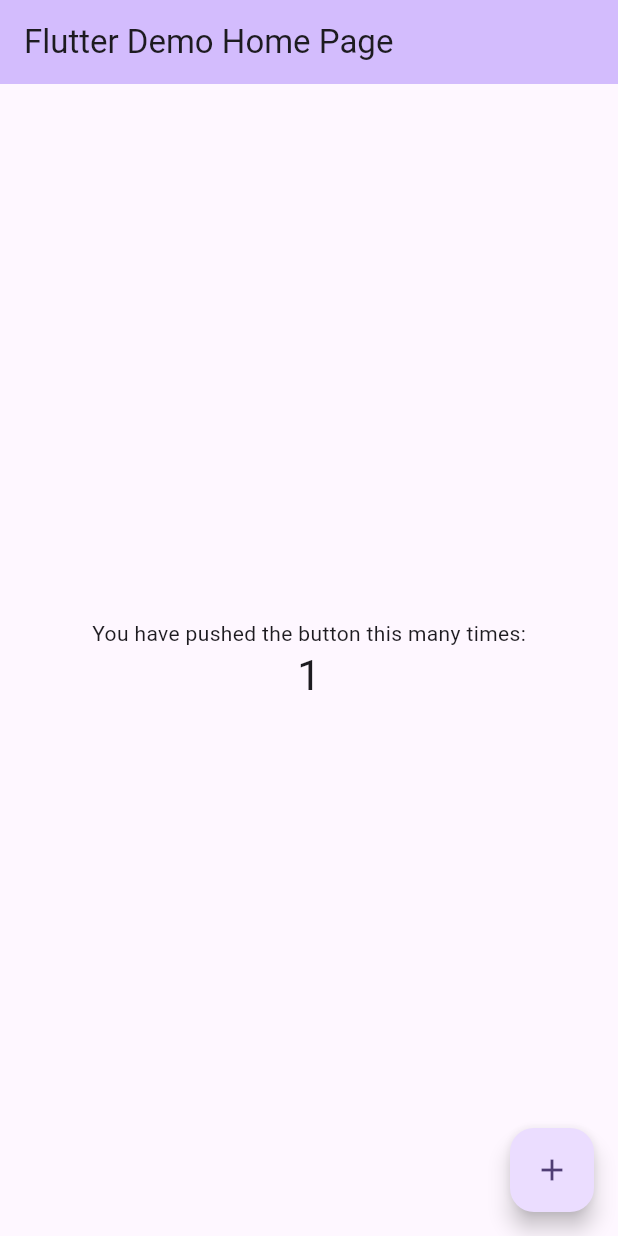
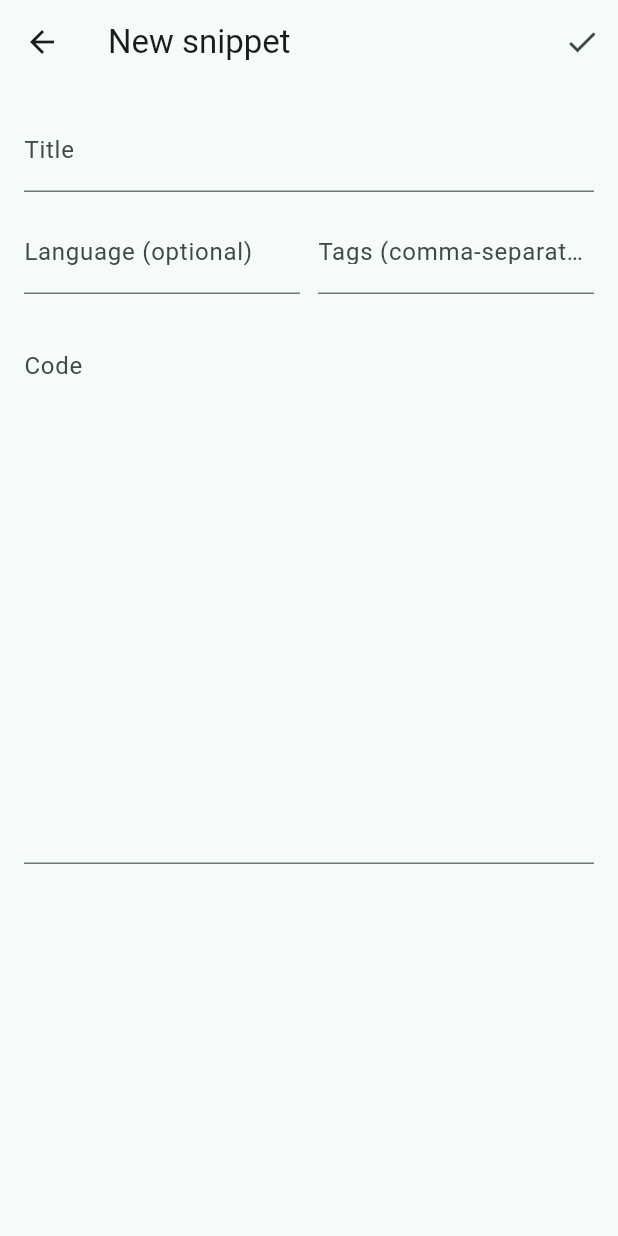
Before and after one commit to tiagolauer/KangoOS, a Flutter app: the screen it shows after launch, after a tap on the "add" icon, on a phone screen of 412 x 824 dp. Run offline on Flutter 3.47's test engine with Material 3 defaults, Android fonts, the phone set to English and light mode, and no system bars; our stand-ins replace drift; accounts and stored records are empty; generated files the repository leaves out were written again.

Commit message:
Add snippet manager UI
List screen (search + StreamBuilder over watchAllSnippets) and editor
screen (create/edit/delete) wired to KangoosDatabase. No state
management library — StreamBuilder/StatefulWidget is enough for this
scope.

```diff
--- a/app/lib/main.dart
+++ b/app/lib/main.dart
@@ -1,125 +1,33 @@
+import 'dart:io';
+
 import 'package:flutter/material.dart';
+import 'package:kangoos_core/kangoos_core.dart';
+import 'package:path/path.dart' as p;
+import 'package:path_provider/path_provider.dart';
 
-void main() {
-  runApp(const MyApp());
+import 'snippet_list_screen.dart';
+
+Future<void> main() async {
+  WidgetsFlutterBinding.ensureInitialized();
+  final supportDir = await getApplicationSupportDirectory();
+  final database = KangoosDatabase.native(File(p.join(supportDir.path, 'kangoos.db')));
+  runApp(KangoosApp(database: database));
 }
 
-class MyApp extends StatelessWidget {
-  const MyApp({super.key});
+class KangoosApp extends StatelessWidget {
+  const KangoosApp({super.key, required this.database});
 
-  // This widget is the root of your application.
+  final KangoosDatabase database;
+
   @override
   Widget build(BuildContext context) {
     return MaterialApp(
-      title: 'Flutter Demo',
+      title: 'KangoOS',
       theme: ThemeData(
-        // This is the theme of your application.
-        //
-        // TRY THIS: Try running your application with "flutter run". You'll see
-        // the application has a purple toolbar. Then, without quitting the app,
-        // try changing the seedColor in the colorScheme below to Colors.green
-        // and then invoke "hot reload" (save your changes or press the "hot
-        // reload" button in a Flutter-supported IDE, or press "r" if you used
-        // the command line to start the app).
-        //
-        // Notice that the counter didn't reset back to zero; the application
-        // state is not lost during the reload. To reset the state, use hot
-        // restart instead.
-        //
-        // This works for code too, not just values: Most code changes can be
-        // tested with just a hot reload.
-        colorScheme: ColorScheme.fromSeed(seedColor: Colors.deepPurple),
+        colorScheme: ColorScheme.fromSeed(seedColor: Colors.teal),
         useMaterial3: true,
       ),
-      home: const MyHomePage(title: 'Flutter Demo Home Page'),
+      home: SnippetListScreen(database: database),
     );
   }
 }
-
-class MyHomePage extends StatefulWidget {
-  const MyHomePage({super.key, required this.title});
-
-  // This widget is the home page of your application. It is stateful, meaning
-  // that it has a State object (defined below) that contains fields that affect
-  // how it looks.
-
-  // This class is the configuration for the state. It holds the values (in this
-  // case the title) provided by the parent (in this case the App widget) and
-  // used by the build method of the State. Fields in a Widget subclass are
-  // always marked "final".
-
-  final String title;
-
-  @override
-  State<MyHomePage> createState() => _MyHomePageState();
-}
-
-class _MyHomePageState extends State<MyHomePage> {
-  int _counter = 0;
-
-  void _incrementCounter() {
-    setState(() {
-      // This call to setState tells the Flutter framework that something has
-      // changed in this State, which causes it to rerun the build method below
-      // so that the display can reflect the updated values. If we changed
-      // _counter without calling setState(), then the build method would not be
-      // called again, and so nothing would appear to happen.
-      _counter++;
-    });
-  }
-
-  @override
-  Widget build(BuildContext context) {
-    // This method is rerun every time setState is called, for instance as done
-    // by the _incrementCounter method above.
-    //
-    // The Flutter framework has been optimized to make rerunning build methods
-    // fast, so that you can just rebuild anything that needs updating rather
-    // than having to individually change instances of widgets.
-    return Scaffold(
-      appBar: AppBar(
-        // TRY THIS: Try changing the color here to a specific color (to
-        // Colors.amber, perhaps?) and trigger a hot reload to see the AppBar
-        // change color while the other colors stay the same.
-        backgroundColor: Theme.of(context).colorScheme.inversePrimary,
-        // Here we take the value from the MyHomePage object that was created by
-        // the App.build method, and use it to set our appbar title.
-        title: Text(widget.title),
-      ),
-      body: Center(
-        // Center is a layout widget. It takes a single child and positions it
-        // in the middle of the parent.
-        child: Column(
-          // Column is also a layout widget. It takes a list of children and
-          // arranges them vertically. By default, it sizes itself to fit its
-          // children horizontally, and tries to be as tall as its parent.
-          //
-          // Column has various properties to control how it sizes itself and
-          // how it positions its children. Here we use mainAxisAlignment to
-          // center the children vertically; the main axis here is the vertical
-          // axis because Columns are vertical (the cross axis would be
-          // horizontal).
-          //
-          // TRY THIS: Invoke "debug painting" (choose the "Toggle Debug Paint"
-          // action in the IDE, or press "p" in the console), to see the
-          // wireframe for each widget.
-          mainAxisAlignment: MainAxisAlignment.center,
-          children: <Widget>[
-            const Text(
-              'You have pushed the button this many times:',
-            ),
-            Text(
-              '$_counter',
-              style: Theme.of(context).textTheme.headlineMedium,
-            ),
-          ],
-        ),
-      ),
-      floatingActionButton: FloatingActionButton(
-        onPressed: _incrementCounter,
-        tooltip: 'Increment',
-        child: const Icon(Icons.add),
-      ), // This trailing comma makes auto-formatting nicer for build methods.
-    );
-  }
-}
--- /dev/null
+++ b/app/lib/snippet_editor_screen.dart
@@ -0,0 +1,126 @@
+import 'package:drift/drift.dart' show Value;
+import 'package:flutter/material.dart';
+import 'package:kangoos_core/kangoos_core.dart';
+
+class SnippetEditorScreen extends StatefulWidget {
+  const SnippetEditorScreen({super.key, required this.database, this.snippet});
+
+  final KangoosDatabase database;
+  final Snippet? snippet;
+
+  @override
+  State<SnippetEditorScreen> createState() => _SnippetEditorScreenState();
+}
+
+class _SnippetEditorScreenState extends State<SnippetEditorScreen> {
+  late final _titleController = TextEditingController(text: widget.snippet?.title);
+  late final _languageController = TextEditingController(text: widget.snippet?.language);
+  late final _tagsController =
+      TextEditingController(text: (widget.snippet?.tags ?? const []).join(', '));
+  late final _contentController = TextEditingController(text: widget.snippet?.content);
+
+  bool get _isEditing => widget.snippet != null;
+
+  @override
+  void dispose() {
+    _titleController.dispose();
+    _languageController.dispose();
+    _tagsController.dispose();
+    _contentController.dispose();
+    super.dispose();
+  }
+
+  Future<void> _save() async {
+    final title = _titleController.text.trim();
+    final content = _contentController.text;
+    if (title.isEmpty || content.isEmpty) return;
+
+    final language = _languageController.text.trim();
+    final tags = _tagsController.text
+        .split(',')
+        .map((tag) => tag.trim())
+        .where((tag) => tag.isNotEmpty)
+        .toList();
+
+    if (_isEditing) {
+      await widget.database.updateSnippet(widget.snippet!.copyWith(
+        title: title,
+        content: content,
+        language: Value(language.isEmpty ? null : language),
+        tags: tags,
+        updatedAt: DateTime.now(),
+      ));
+    } else {
+      await widget.database.createSnippet(SnippetsCompanion.insert(
+        title: title,
+        content: content,
+        language: Value(language.isEmpty ? null : language),
+        tags: Value(tags),
+      ));
+    }
+
+    if (mounted) Navigator.of(context).pop();
+  }
+
+  Future<void> _delete() async {
+    await widget.database.deleteSnippet(widget.snippet!.id);
+    if (mounted) Navigator.of(context).pop();
+  }
+
+  @override
+  Widget build(BuildContext context) {
+    return Scaffold(
+      appBar: AppBar(
+        title: Text(_isEditing ? 'Edit snippet' : 'New snippet'),
+        actions: [
+          if (_isEditing)
+            IconButton(
+              onPressed: _delete,
+              icon: const Icon(Icons.delete_outline),
+              tooltip: 'Delete',
+            ),
+          IconButton(onPressed: _save, icon: const Icon(Icons.check), tooltip: 'Save'),
+        ],
+      ),
+      body: Padding(
+        padding: const EdgeInsets.all(16),
+        child: ListView(
+          children: [
+            TextField(
+              controller: _titleController,
+              decoration: const InputDecoration(labelText: 'Title'),
+            ),
+            const SizedBox(height: 12),
+            Row(
+              children: [
+                Expanded(
+                  child: TextField(
+                    controller: _languageController,
+                    decoration: const InputDecoration(labelText: 'Language (optional)'),
+                  ),
+                ),
+                const SizedBox(width: 12),
+                Expanded(
+                  child: TextField(
+                    controller: _tagsController,
+                    decoration: const InputDecoration(labelText: 'Tags (comma-separated)'),
+                  ),
+                ),
+              ],
+            ),
+            const SizedBox(height: 12),
+            TextField(
+              controller: _contentController,
+              decoration: const InputDecoration(
+                labelText: 'Code',
+                alignLabelWithHint: true,
+              ),
+              maxLines: 14,
+              style: const TextStyle(fontFamily: 'monospace'),
+            ),
+          ],
+        ),
+      ),
+    );
+  }
+}
--- /dev/null
+++ b/app/lib/snippet_list_screen.dart
@@ -0,0 +1,102 @@
+import 'package:flutter/material.dart';
+import 'package:kangoos_core/kangoos_core.dart';
+
+import 'snippet_editor_screen.dart';
+
+class SnippetListScreen extends StatefulWidget {
+  const SnippetListScreen({super.key, required this.database});
+
+  final KangoosDatabase database;
+
+  @override
+  State<SnippetListScreen> createState() => _SnippetListScreenState();
+}
+
+class _SnippetListScreenState extends State<SnippetListScreen> {
+  var _query = '';
+
+  void _openEditor([Snippet? snippet]) {
+    Navigator.of(context).push(MaterialPageRoute(
+      builder: (_) => SnippetEditorScreen(database: widget.database, snippet: snippet),
+    ));
+  }
+
+  @override
+  Widget build(BuildContext context) {
+    return Scaffold(
+      appBar: AppBar(
+        title: const Text('KangoOS'),
+        bottom: PreferredSize(
+          preferredSize: const Size.fromHeight(56),
+          child: Padding(
+            padding: const EdgeInsets.fromLTRB(16, 0, 16, 12),
+            child: TextField(
+              decoration: const InputDecoration(
+                hintText: 'Search snippets',
+                prefixIcon: Icon(Icons.search),
+                border: OutlineInputBorder(),
+                isDense: true,
+              ),
+              onChanged: (value) => setState(() => _query = value.trim()),
+            ),
+          ),
+        ),
+      ),
+      body: _query.isEmpty
+          ? StreamBuilder<List<Snippet>>(
+              stream: widget.database.watchAllSnippets(),
+              builder: (context, snapshot) => _SnippetListView(
+                snippets: snapshot.data,
+                onTap: _openEditor,
+              ),
+            )
+          : FutureBuilder<List<Snippet>>(
+              future: widget.database.searchByKeyword(_query),
+              builder: (context, snapshot) => _SnippetListView(
+                snippets: snapshot.data,
+                onTap: _openEditor,
+              ),
+            ),
+      floatingActionButton: FloatingActionButton(
+        onPressed: () => _openEditor(),
+        child: const Icon(Icons.add),
+      ),
+    );
+  }
+}
+
+class _SnippetListView extends StatelessWidget {
+  const _SnippetListView({required this.snippets, required this.onTap});
+
+  final List<Snippet>? snippets;
+  final void Function(Snippet snippet) onTap;
+
+  @override
+  Widget build(BuildContext context) {
+    if (snippets == null) {
+      return const Center(child: CircularProgressIndicator());
+    }
+    if (snippets!.isEmpty) {
+      return const Center(child: Text('No snippets yet. Tap + to add one.'));
+    }
+    return ListView.separated(
+      itemCount: snippets!.length,
+      separatorBuilder: (_, __) => const Divider(height: 1),
+      itemBuilder: (context, index) {
+        final snippet = snippets![index];
+        return ListTile(
+          title: Text(snippet.title),
+          subtitle: Text(
+            snippet.content,
+            maxLines: 1,
+            overflow: TextOverflow.ellipsis,
+          ),
+          trailing: snippet.language == null || snippet.language!.isEmpty
+              ? null
+              : Chip(label: Text(snippet.language!)),
+          onTap: () => onTap(snippet),
+        );
+      },
+    );
+  }
+}
--- a/app/pubspec.yaml
+++ b/app/pubspec.yaml
@@ -38,6 +38,9 @@ dependencies:
   kangoos_core:
     path: ../core
   sqlite3_flutter_libs: ^0.5.42
+  path_provider: ^2.1.5
+  path: ^1.9.0
+  drift: ^2.31.0
 
 dev_dependencies:
   flutter_test:
```
Also changed, not shown: app/pubspec.lock, 2 other files.
